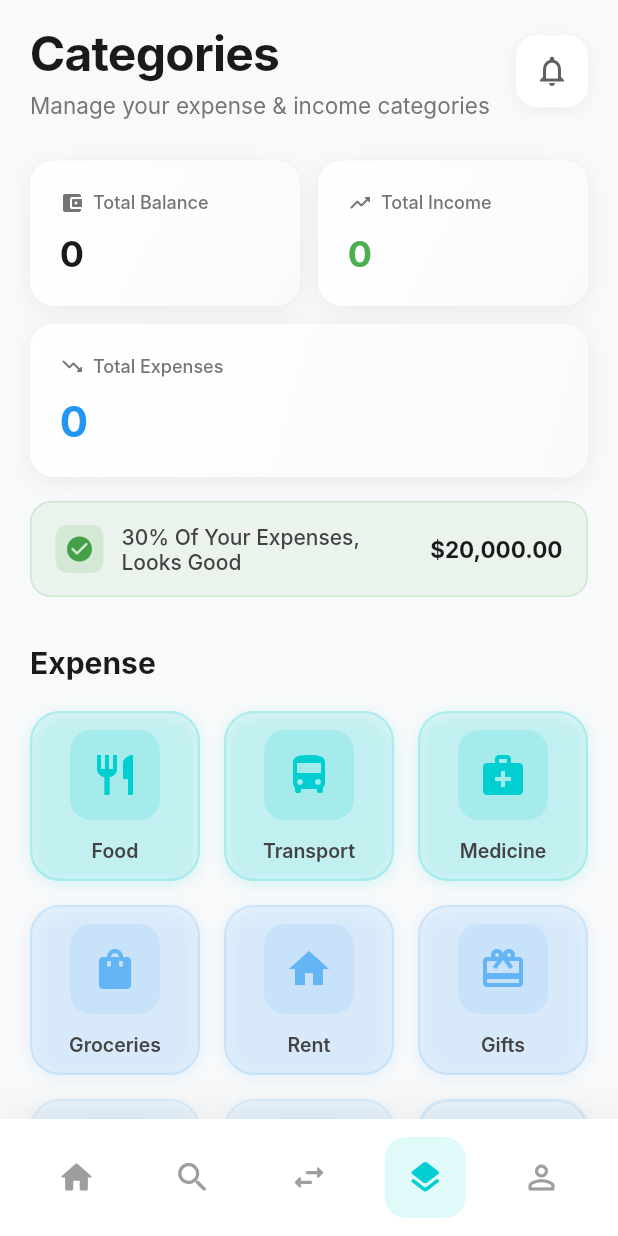
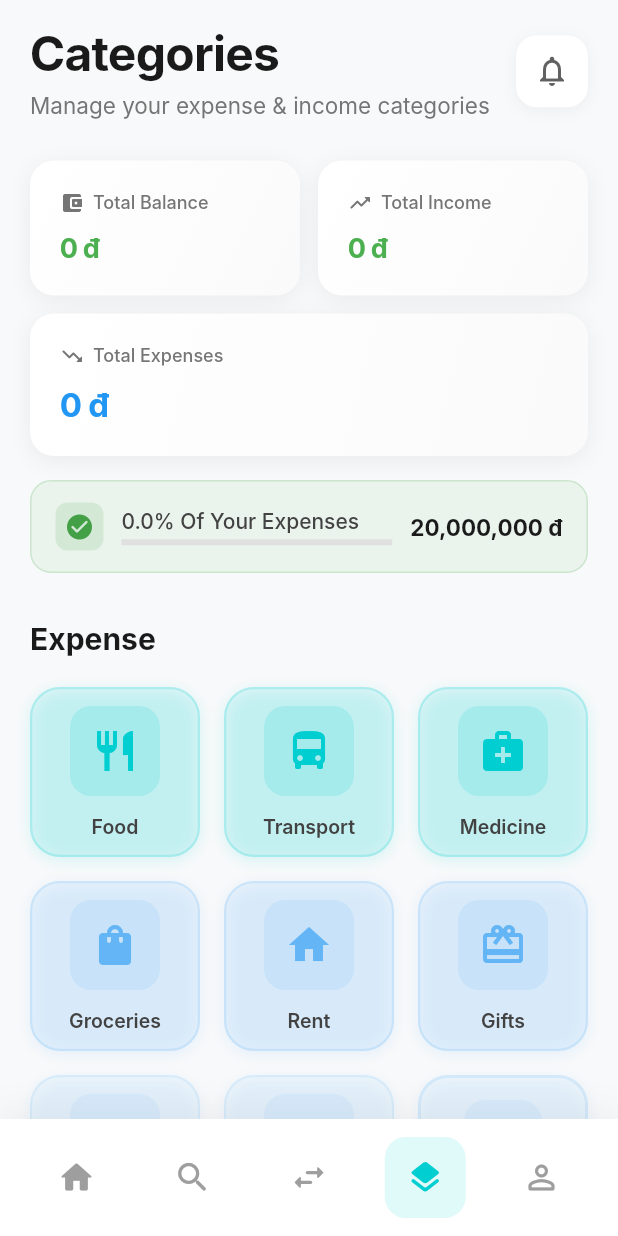
Before and after one commit to lehoangvi123/Pre_Thesis_Project, a Flutter app: the CategoriesView screen opened directly, on a phone screen of 412 x 824 dp. Run offline on Flutter 3.47's test engine with Material 3 defaults, Android fonts, the phone set to English and light mode, and no system bars; our stand-ins replace cloud_firestore, device_info_plus, firebase_auth, firebase_core, fl_chart, google_sign_in and 2 more; missing offline and left inert: flutter_facebook_auth, otp; accounts and stored records are empty; Roboto replaces fonts that are missing (Inter).

Commit message:
add the expense and income part 1

```diff
--- a/lib/view/Function/CategorizeContent.dart
+++ b/lib/view/Function/CategorizeContent.dart
@@ -39,14 +39,38 @@ class _CategoriesViewState extends State<CategoriesView> {
     {'name': 'Investment', 'icon': Icons.trending_up, 'color': Color(0xFF81C784), 'type': 'income'},
   ];
 
+  String _formatCurrency(double amount) {
+    return amount.toStringAsFixed(0).replaceAllMapped(
+      RegExp(r'(\d{1,3})(?=(\d{3})+(?!\d))'),
+      (Match m) => '${m[1]},',
+    );
+  }
+
   @override
   Widget build(BuildContext context) {
     final isDark = Theme.of(context).brightness == Brightness.dark;
+    final userId = _auth.currentUser?.uid;
 
     return Scaffold(
       backgroundColor: isDark ? const Color(0xFF1A1A1A) : const Color(0xFFF8F9FA),
       body: SafeArea(
-        child: SingleChildScrollView(
+        child: userId == null
+            ? const Center(child: Text('Please login'))
+            : StreamBuilder<DocumentSnapshot>(
+                stream: _firestore.collection('users').doc(userId).snapshots(),
+                builder: (context, snapshot) {
+                  double balance = 0.0;
+                  double totalIncome = 0.0;
+                  double totalExpense = 0.0;
+
+                  if (snapshot.hasData && snapshot.data!.exists) {
+                    var userData = snapshot.data!.data() as Map<String, dynamic>? ?? {};
+                    balance = (userData['balance'] ?? 0).toDouble();
+                    totalIncome = (userData['totalIncome'] ?? 0).toDouble();
+                    totalExpense = (userData['totalExpense'] ?? 0).toDouble();
+                  }
+
+                  return SingleChildScrollView(
                     child: Padding(
                       padding: const EdgeInsets.symmetric(horizontal: 20.0, vertical: 16.0),
                       child: Column(
@@ -54,7 +78,10 @@ class _CategoriesViewState extends State<CategoriesView> {
                         children: [
                           _buildHeader(),
                           const SizedBox(height: 28),
-                _buildBalanceCards(),
+
+                          // ✅ UPDATED: Balance Cards với real-time data
+                          _buildBalanceCards(balance, totalIncome, totalExpense, isDark),
+
                           const SizedBox(height: 32),
 
                           // Expense Categories Section
@@ -77,6 +104,8 @@ class _CategoriesViewState extends State<CategoriesView> {
                         ],
                       ),
                     ),
+                  );
+                },
               ),
       ),
       bottomNavigationBar: _buildBottomNavBar(),
@@ -151,12 +180,8 @@ class _CategoriesViewState extends State<CategoriesView> {
     );
   }
 
-// Replace your _buildBalanceCard() method with these two methods:
-
-  // ✅ NEW: Build three cards showing Balance, Income, and Expenses
-  Widget _buildBalanceCards() {
-    final isDark = Theme.of(context).brightness == Brightness.dark;
-
+  // ✅ UPDATED: Balance Cards với real-time data
+  Widget _buildBalanceCards(double balance, double totalIncome, double totalExpense, bool isDark) {
     return Column(
       children: [
         // Row 1: Balance and Income
@@ -166,9 +191,9 @@ class _CategoriesViewState extends State<CategoriesView> {
             Expanded(
               child: _buildInfoCard(
                 title: 'Total Balance',
-                amount: '0',
+                amount: '${_formatCurrency(balance)} đ',
                 icon: Icons.account_balance_wallet_rounded,
-                color: isDark ? Colors.white : const Color(0xFF1A1A1A),
+                color: balance >= 0 ? const Color(0xFF4CAF50) : const Color(0xFFE53935),
                 isDark: isDark,
               ),
             ),
@@ -177,9 +202,9 @@ class _CategoriesViewState extends State<CategoriesView> {
             Expanded(
               child: _buildInfoCard(
                 title: 'Total Income',
-                amount: '0',
+                amount: '${_formatCurrency(totalIncome)} đ',
                 icon: Icons.trending_up_rounded,
-                color: const Color(0xFF4CAF50), // Green for income
+                color: const Color(0xFF4CAF50),
                 isDark: isDark,
               ),
             ),
@@ -189,15 +214,27 @@ class _CategoriesViewState extends State<CategoriesView> {
         // Row 2: Expenses (full width)
         _buildInfoCard(
           title: 'Total Expenses',
-          amount: '0',
+          amount: '${_formatCurrency(totalExpense)} đ',
           icon: Icons.trending_down_rounded,
-          color: const Color(0xFF2196F3), // Blue for expenses
+          color: const Color(0xFF2196F3),
           isDark: isDark,
           isFullWidth: true,
         ),
         const SizedBox(height: 16),
         // Progress bar
-        Container(
+        _buildProgressBar(totalExpense, isDark),
+      ],
+    );
+  }
+
+  // ✅ Progress Bar
+  Widget _buildProgressBar(double totalExpense, bool isDark) {
+    double budgetLimit = 20000000; // 20 triệu VND
+    double percentage = totalExpense > 0
+        ? (totalExpense / budgetLimit * 100).clamp(0, 100)
+        : 0;
+
+    return Container(
       padding: const EdgeInsets.symmetric(horizontal: 16, vertical: 14),
       decoration: BoxDecoration(
         color: isDark
@@ -225,18 +262,31 @@ class _CategoriesViewState extends State<CategoriesView> {
           ),
           const SizedBox(width: 12),
           Expanded(
-                child: Text(
-                  '30% Of Your Expenses, Looks Good',
+            child: Column(
+              crossAxisAlignment: CrossAxisAlignment.start,
+              children: [
+                Text(
+                  '${percentage.toStringAsFixed(1)}% Of Your Expenses',
                   style: TextStyle(
                     fontSize: 14,
                     color: isDark ? Colors.grey[300] : Colors.grey[800],
                     fontWeight: FontWeight.w500,
                   ),
                 ),
+                const SizedBox(height: 4),
+                LinearProgressIndicator(
+                  value: percentage / 100,
+                  backgroundColor: Colors.grey[300],
+                  valueColor: AlwaysStoppedAnimation<Color>(
+                    percentage < 70 ? Colors.green[600]! : Colors.red[600]!,
+                  ),
+                ),
+              ],
+            ),
           ),
           const SizedBox(width: 12),
           Text(
-                '\$20,000.00',
+            '${_formatCurrency(budgetLimit)} đ',
             style: TextStyle(
               fontSize: 15,
               fontWeight: FontWeight.bold,
@@ -245,12 +295,9 @@ class _CategoriesViewState extends State<CategoriesView> {
           ),
         ],
       ),
-        ),
-      ],
     );
   }
 
-  // ✅ NEW: Helper method to build individual info cards
   Widget _buildInfoCard({
     required String title,
     required String amount,
@@ -305,7 +352,7 @@ class _CategoriesViewState extends State<CategoriesView> {
           Text(
             amount,
             style: TextStyle(
-              fontSize: isFullWidth ? 28 : 24,
+              fontSize: isFullWidth ? 22 : 18,
               fontWeight: FontWeight.bold,
               color: color,
               letterSpacing: -0.5,
@@ -316,6 +363,7 @@ class _CategoriesViewState extends State<CategoriesView> {
     );
   }
 
+  // ... REST OF THE CODE CONTINUES IN NEXT PART
   Widget _buildCategoriesSection({
     required String title,
     required List<Map<String, dynamic>> categories,
@@ -360,7 +408,7 @@ class _CategoriesViewState extends State<CategoriesView> {
               .collection('users')
               .doc(_auth.currentUser?.uid)
               .collection('categories')
-              .snapshots(),  // ✅ REMOVED type filter to show all categories
+              .snapshots(),
           builder: (context, snapshot) {
             final customCategories = snapshot.hasData
                 ? snapshot.data!.docs
@@ -368,19 +416,15 @@ class _CategoriesViewState extends State<CategoriesView> {
                       try {
                         final data = doc.data() as Map<String, dynamic>;
 
-                        // ✅ FIXED: Handle icon field - can be int or String
                         IconData icon = Icons.category;
                         if (data['icon'] != null) {
                           if (data['icon'] is int) {
-                            // Icon saved as codePoint (int)
                             icon = IconData(data['icon'] as int, fontFamily: 'MaterialIcons');
                           } else if (data['icon'] is String) {
-                            // Icon saved as string name
                             icon = _getIconFromString(data['icon'] as String);
                           }
                         }
 
-                        // ✅ FIXED: Handle color field
                         int colorValue = 0xFF00CED1;
                         if (data['color'] != null) {
                           if (data['color'] is int) {
@@ -390,12 +434,10 @@ class _CategoriesViewState extends State<CategoriesView> {
                           }
                         }
 
-                        // ✅ Get the type, default to 'expense' if not set
                         String docType = data['type'] ?? 'expense';
 
-                        // ✅ Only include categories matching this section's type
                         if (docType != categoryType) {
-                          return null;  // Skip categories of different type
+                          return null;
                         }
 
                         return {
@@ -447,6 +489,9 @@ class _CategoriesViewState extends State<CategoriesView> {
     );
   }
 
+  // ... (Copy tất cả methods còn lại từ file cũ của bạn)
+  // _buildCategoryCard, _getIconFromString, _showDeleteDialog,
+  // _deleteCategory, _buildMoreButton, _buildBottomNavBar, _buildNavItem
    Widget _buildCategoryCard(
       String name, IconData icon, Color color, bool isCustom) {
     final isDark = Theme.of(context).brightness == Brightness.dark;
```
Also changed, not shown: lib/service/Firestone_service.dart (+21 -19 lines), lib/view/Function/HomeView.dart (+10 -9 lines). Lines whose indentation alone changed are shown as unchanged.
